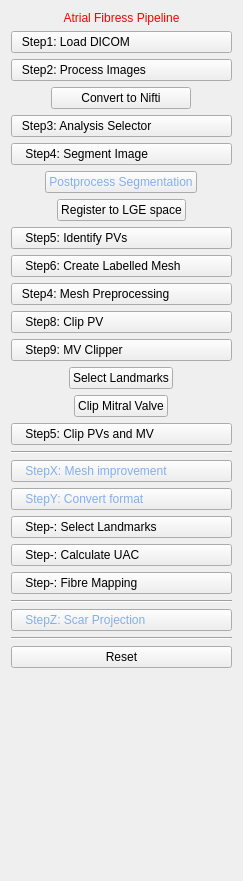
This is CemrgApp/Plugins/kcl.cemrgapp.atrialfibres/src/internal/AtrialFibresViewControls.ui in OpenHeartDevelopers/CemrgApp as Qt 5 draws it before an edit. The edited form follows.
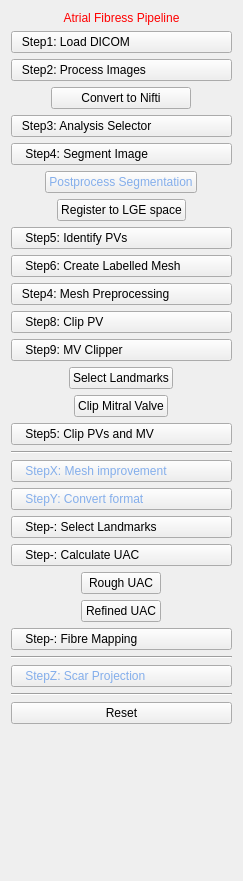
This is the edited form.

Commit message: [feat/usability] Adding Rough and Refined buttons under Calculate UAC

```diff
--- a/CemrgApp/Plugins/kcl.cemrgapp.atrialfibres/src/internal/AtrialFibresViewControls.ui
+++ b/CemrgApp/Plugins/kcl.cemrgapp.atrialfibres/src/internal/AtrialFibresViewControls.ui
@@ -258,6 +258,20 @@
      </property>
     </widget>
    </item>
+   <item alignment="Qt::AlignHCenter">
+    <widget class="QPushButton" name="button_0_1_uacRough">
+     <property name="text">
+      <string>Rough UAC</string>
+     </property>
+    </widget>
+   </item>
+   <item alignment="Qt::AlignHCenter">
+    <widget class="QPushButton" name="button_0_2_uacRefined">
+     <property name="text">
+      <string>Refined UAC</string>
+     </property>
+    </widget>
+   </item>
    <item>
     <widget class="QPushButton" name="button_0_fibreMapUac">
      <property name="styleSheet">
```
The commit also changes 2 other files.
